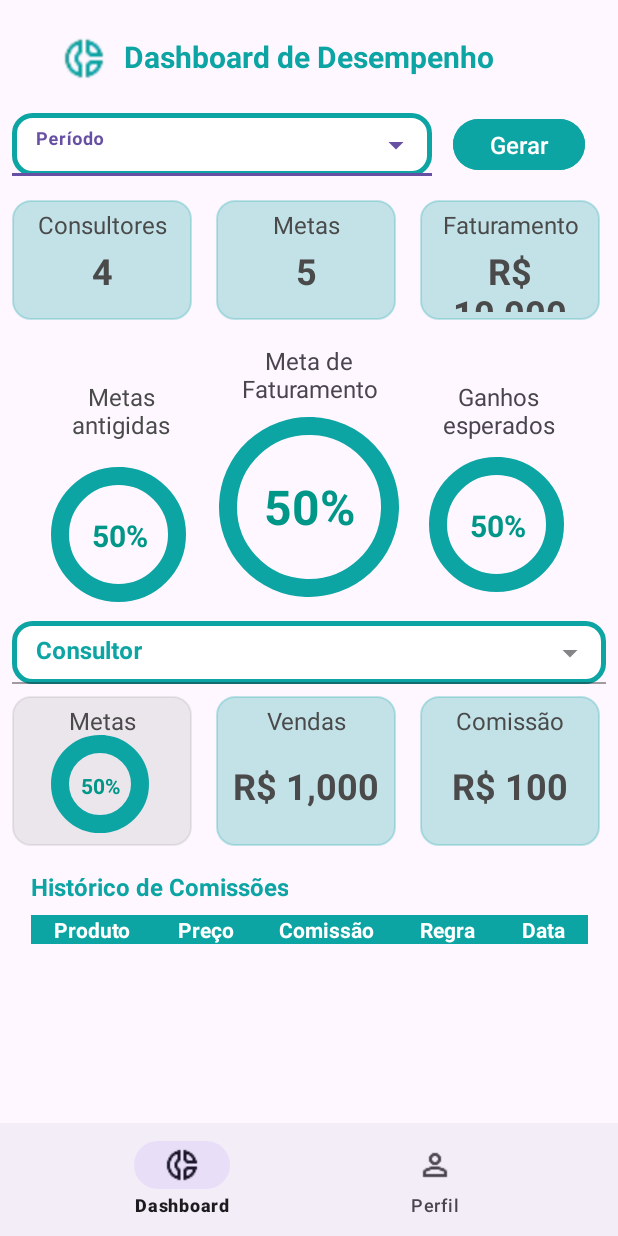
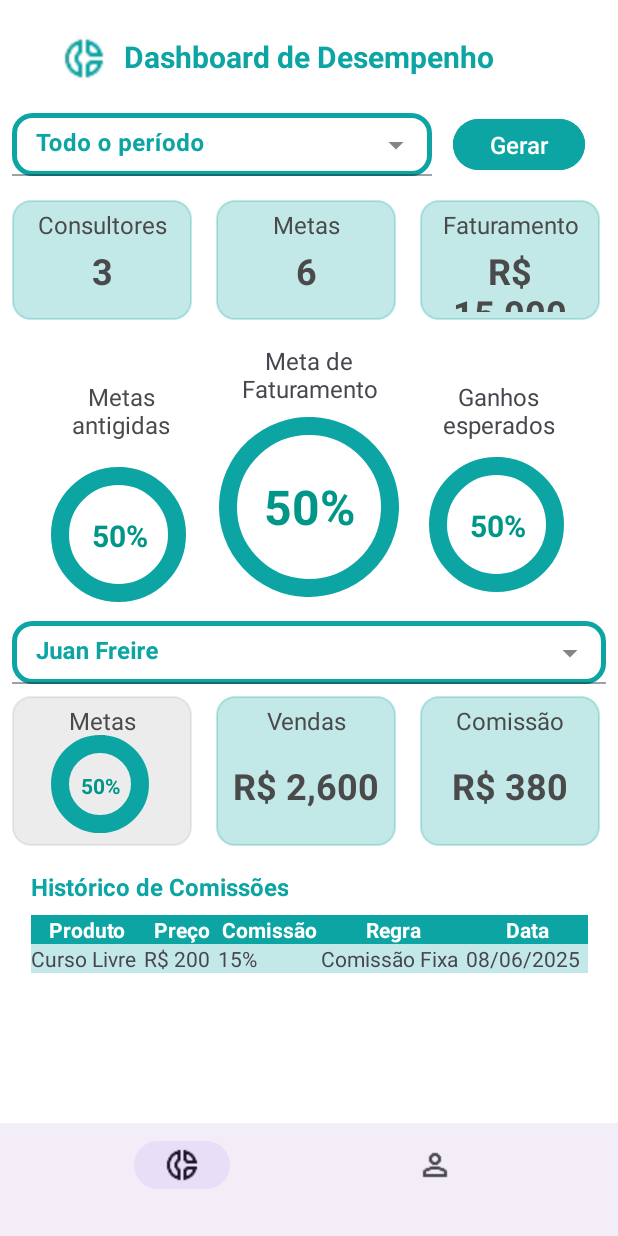
Before and after one commit to pedroohm/App-de-Comissao, an Android app: the DashboardSupervisor screen opened directly, with no data from a screen before it, on a phone screen of 412 x 824 dp. Run offline under Robolectric (Android 15) with nearby library versions, the phone set to English and light mode, and no system bars.

Commit message:
Final update before release 2

```diff
--- a/app/src/main/java/com/grupo6/appdecomissao/activity/LoginActivity.java
+++ b/app/src/main/java/com/grupo6/appdecomissao/activity/LoginActivity.java
@@ -76,10 +76,14 @@ public class LoginActivity extends AppCompatActivity {
 
         if (email.equals("juan.freire@ufv.br")){
             Intent it = new Intent(this, ConsultantDashboardActivity.class);
+            it.addFlags(Intent.FLAG_ACTIVITY_REORDER_TO_FRONT);
+            dataCache.setCurrentId("84");
             startActivity(it);
         }
         else if (email.equals("pedro.moura2@ufv.br")){
             Intent it = new Intent(this, DashboardSupervisor.class);
+            it.addFlags(Intent.FLAG_ACTIVITY_REORDER_TO_FRONT);
+            dataCache.setCurrentId("85");
             startActivity(it);
         }
         else {
--- a/app/src/main/res/layout/activity_dashboard_supervisor.xml
+++ b/app/src/main/res/layout/activity_dashboard_supervisor.xml
@@ -1,11 +1,17 @@
 <?xml version="1.0" encoding="utf-8"?>
-<androidx.constraintlayout.widget.ConstraintLayout xmlns:android="http://schemas.android.com/apk/res/android"
+<ScrollView xmlns:android="http://schemas.android.com/apk/res/android"
     xmlns:app="http://schemas.android.com/apk/res-auto"
     xmlns:tools="http://schemas.android.com/tools"
+    android:layout_width="match_parent"
+    android:layout_height="match_parent"
+    android:fillViewport="true"
+    android:background="#FFFFFF"
+    tools:context=".activity.DashboardSupervisor">
+
+    <androidx.constraintlayout.widget.ConstraintLayout
         android:id="@+id/main"
         android:layout_width="match_parent"
-    android:layout_height="match_parent"
-    tools:context=".activity.DashboardSupervisor">
+        android:layout_height="match_parent">
 
     <!--    <ScrollView-->
     <!--    xmlns:android="http://schemas.android.com/apk/res/android"-->
@@ -58,8 +64,12 @@
 
             android:layout_height="wrap_content"
             android:background="@drawable/border_color"
-            android:hint="Período"
-            android:textStyle="bold" />
+            android:hint="Todo o período"
+            android:textStyle="bold"
+            android:focusable="false"
+            android:clickable="true"
+            android:cursorVisible="false"
+            android:inputType="none" />
     </com.google.android.material.textfield.TextInputLayout>
 
     <Button
@@ -105,7 +115,7 @@
             android:layout_width="match_parent"
             android:layout_height="wrap_content"
             android:layout_marginTop="25dp"
-            android:text="4"
+            android:text="3"
             android:textAlignment="center"
             android:textColor="#4A4A4A"
             android:textSize="24sp"
@@ -140,7 +150,7 @@
             android:layout_width="match_parent"
             android:layout_height="wrap_content"
             android:layout_marginTop="25dp"
-            android:text="5"
+            android:text="6"
             android:textAlignment="center"
             android:textColor="#4A4A4A"
             android:textSize="24sp"
@@ -175,7 +185,7 @@
             android:layout_width="match_parent"
             android:layout_height="wrap_content"
             android:layout_marginTop="25dp"
-            android:text="R$ 10,000"
+            android:text="R$ 15,000"
             android:textAlignment="center"
             android:textColor="#4A4A4A"
             android:textSize="24sp"
@@ -200,12 +210,16 @@
         app:layout_constraintTop_toBottomOf="@+id/fl_invoicing_goals">
 
         <AutoCompleteTextView
+            android:id="@+id/autoComplete"
             android:layout_width="match_parent"
-
             android:layout_height="wrap_content"
             android:background="@drawable/border_color"
-            android:hint="Consultor"
-            android:textStyle="bold" />
+            android:hint="Juan Freire"
+            android:textStyle="bold"
+            android:focusable="false"
+            android:clickable="true"
+            android:cursorVisible="false"
+            android:inputType="none" />
     </com.google.android.material.textfield.TextInputLayout>
 <!--   -->
 
@@ -430,7 +444,7 @@
             android:layout_gravity="center"
             android:layout_height="match_parent"
             android:layout_marginTop="25dp"
-            android:text="R$ 1,000"
+            android:text="R$ 2,600"
             android:textAlignment="center"
             android:textColor="#4A4A4A"
             android:textSize="24sp"
@@ -466,7 +480,7 @@
             android:layout_height="match_parent"
             android:layout_gravity="center"
             android:layout_marginTop="25dp"
-            android:text="R$ 100"
+            android:text="R$ 380"
             android:textAlignment="center"
             android:textColor="#4A4A4A"
             android:textSize="24sp"
@@ -492,7 +506,7 @@
     <TableLayout
         android:id="@+id/tl_log"
         android:layout_width="371dp"
-        android:layout_height="96dp"
+        android:layout_height="wrap_content"
         android:layout_marginTop="8dp"
         app:layout_constraintEnd_toEndOf="parent"
         app:layout_constraintStart_toStartOf="parent"
@@ -502,7 +516,6 @@
 
             <TextView
                 android:layout_width="wrap_content"
-                android:layout_column="0"
                 android:layout_weight="1"
                 android:text="Produto"
                 android:textAlignment="center"
@@ -511,42 +524,44 @@
 
             <TextView
                 android:layout_width="wrap_content"
-                android:layout_column="1"
                 android:layout_weight="1"
                 android:text="Preço"
                 android:textAlignment="center"
                 android:textColor="@color/white"
-                android:textStyle="bold"></TextView>
+                android:textStyle="bold" />
 
             <TextView
                 android:layout_width="wrap_content"
-                android:layout_column="2"
                 android:layout_weight="1"
                 android:text="Comissão"
                 android:textAlignment="center"
                 android:textColor="@color/white"
-                android:textStyle="bold"></TextView>
+                android:textStyle="bold" />
 
             <TextView
                 android:layout_width="wrap_content"
-                android:layout_column="3"
                 android:layout_weight="1"
                 android:text="Regra"
                 android:textAlignment="center"
                 android:textColor="@color/white"
-                android:textStyle="bold"></TextView>
+                android:textStyle="bold" />
+
             <TextView
                 android:layout_width="wrap_content"
-                android:layout_column="3"
                 android:layout_weight="1"
                 android:text="Data"
                 android:textAlignment="center"
                 android:textColor="@color/white"
-                android:textStyle="bold"></TextView>
+                android:textStyle="bold" />
         </TableRow>
 
+        <!-- Linha de exemplo 1 -->
         <TableRow android:background="#400DA4A4">
-
+            <TextView android:layout_weight="1" android:text="Curso Livre" />
+            <TextView android:layout_weight="1" android:text="R$ 200" />
+            <TextView android:layout_weight="1" android:text="15%" />
+            <TextView android:layout_weight="1" android:text="Comissão Fixa" />
+            <TextView android:layout_weight="1" android:text="08/06/2025" />
         </TableRow>
 
     </TableLayout>
@@ -563,3 +578,4 @@
             app:menu="@menu/menu" />
 
     </androidx.constraintlayout.widget.ConstraintLayout>
+</ScrollView>
--- a/app/src/main/res/menu/menu.xml
+++ b/app/src/main/res/menu/menu.xml
@@ -6,13 +6,11 @@
     <item
         android:id="@+id/nav_dashboard"
         android:icon="@drawable/dashboard_icon"
-        android:iconTint="#0DA4A4"
-        android:title="Dashboard" />
+        android:iconTint="#0DA4A4" />
 
     <item
         android:id="@+id/nav_profile"
         android:iconTint="#0DA4A4"
-        android:icon="@drawable/person_icon"
-        android:title="Perfil" />
+        android:icon="@drawable/person_icon" />
 
 </menu>
```
Also changed, not shown: app/src/main/AndroidManifest.xml (+6 -1 lines), app/src/main/java/com/grupo6/appdecomissao/activity/ConsultantDashboardActivity.java (+18 -1 lines), app/src/main/java/com/grupo6/appdecomissao/activity/DashboardSupervisor.java (+19 -0 lines), app/src/main/java/com/grupo6/appdecomissao/activity/ManageProfileActivity.java (+12 -2 lines), app/src/main/java/com/grupo6/appdecomissao/activity/ProfileSettingsActivity.java (+33 -2 lines), app/src/main/res/layout/activity_configs_consultant.xml (+19 -7 lines), app/src/main/res/layout/activity_dashboard_consultant.xml (+6 -3 lines), app/src/main/res/layout/activity_login.xml (+5 -5 lines), app/src/main/res/layout/activity_mananger_profile_consultant.xml (+11 -14 lines). Lines whose indentation alone changed are shown as unchanged.
